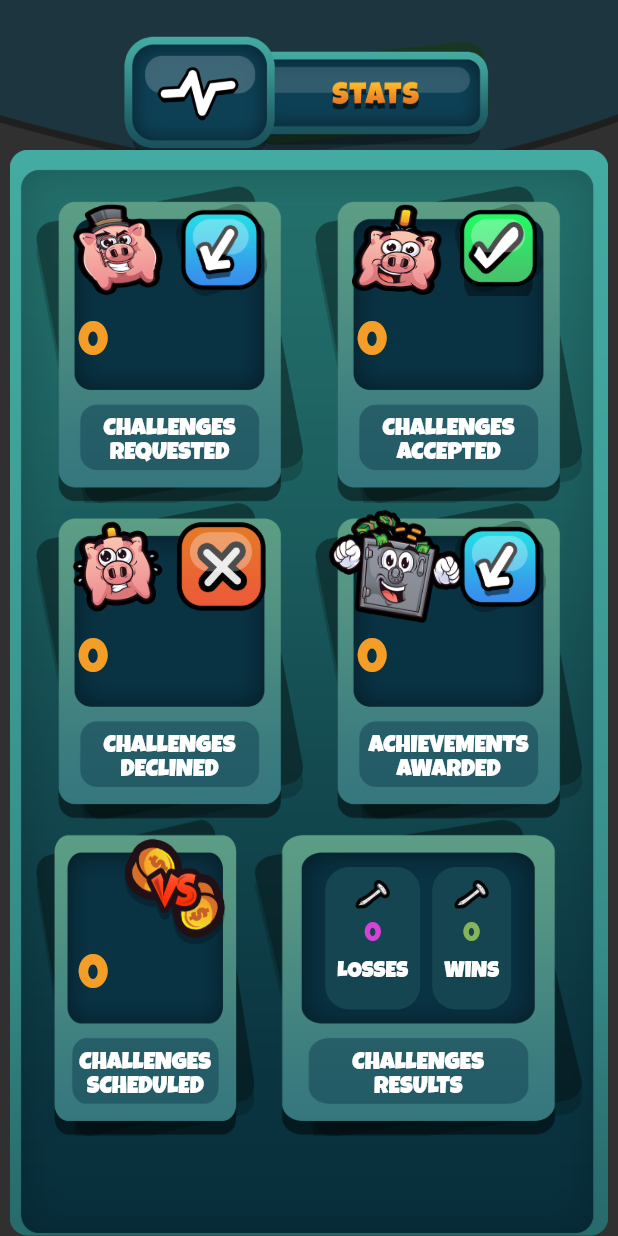
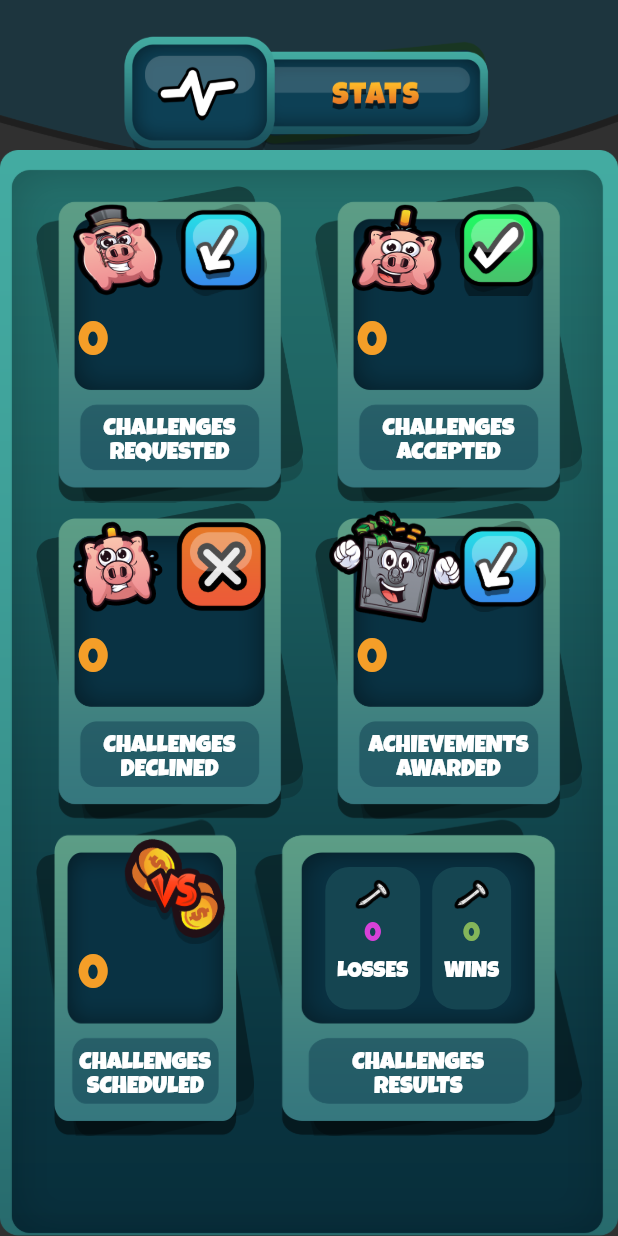
Before and after one commit to 1021dev/bbtlb_flutter, a Flutter app: the StatsScreen widget shown alone on an empty page, opened directly with empty values, on a phone screen of 412 x 824 dp. Run offline on Flutter 3.47's test engine with Material 2 defaults, Android fonts, the phone set to English and light mode, and no system bars; drawn by our look-alikes of auto_size_text; our stand-ins replace cached_network_image, cloud_firestore, equatable, event_bus, firebase_auth, firebase_core and 11 more; missing offline and left inert: circular_menu, flutter_contact, keyboard_visibility; accounts and stored records are empty.

Commit message:
updated layout issue

```diff
--- a/big_bank_take_little_bank/lib/screens/main/stats/stats_screen.dart
+++ b/big_bank_take_little_bank/lib/screens/main/stats/stats_screen.dart
@@ -84,14 +84,7 @@ class _StatsScreenState extends State<StatsScreen> {
                 left: 0,
                 right: 0,
                 bottom: 0,
-                child: Image.asset('assets/images/bg_stats.png',),
-              ),
-              Positioned(
-                top: 100,
-                left: 0,
-                right: 0,
-                bottom: 0,
-                child: Image.asset('assets/images/bg_stats.png',),
+                child: Image.asset('assets/images/bg_stats.png', fit: BoxFit.fill, ),
               ),
               Positioned(
                 top: 124,
@@ -524,11 +517,13 @@ class _StatsScreenState extends State<StatsScreen> {
                                                 SizedBox(
                                                   height: 8,
                                                 ),
-                                                Text(
+                                                Flexible(
+                                                  child: Text(
                                                     'LOSSES',
                                                     style: TextStyle(
                                                       color: Colors.white,
                                                       fontSize: 15,
+                                                    ),
                                                   ),
                                                 ),
                                               ],
@@ -562,11 +557,13 @@ class _StatsScreenState extends State<StatsScreen> {
                                                 SizedBox(
                                                   height: 8,
                                                 ),
-                                                Text(
+                                                Flexible(
+                                                  child: Text(
                                                     'WINS',
                                                     style: TextStyle(
                                                       color: Colors.white,
                                                       fontSize: 15,
+                                                    ),
                                                   ),
                                                 ),
                                               ],
```
Also changed, not shown: big_bank_take_little_bank/lib/screens/main/profile/profile_screen.dart (+11 -7 lines). Lines whose indentation alone changed are shown as unchanged.
